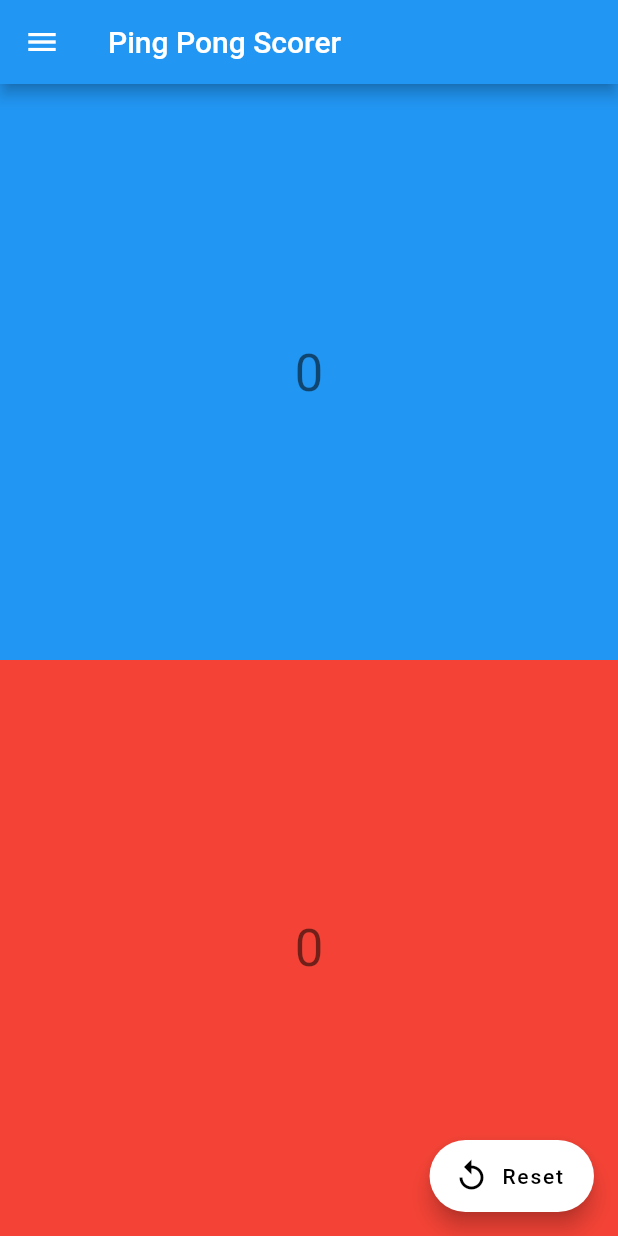
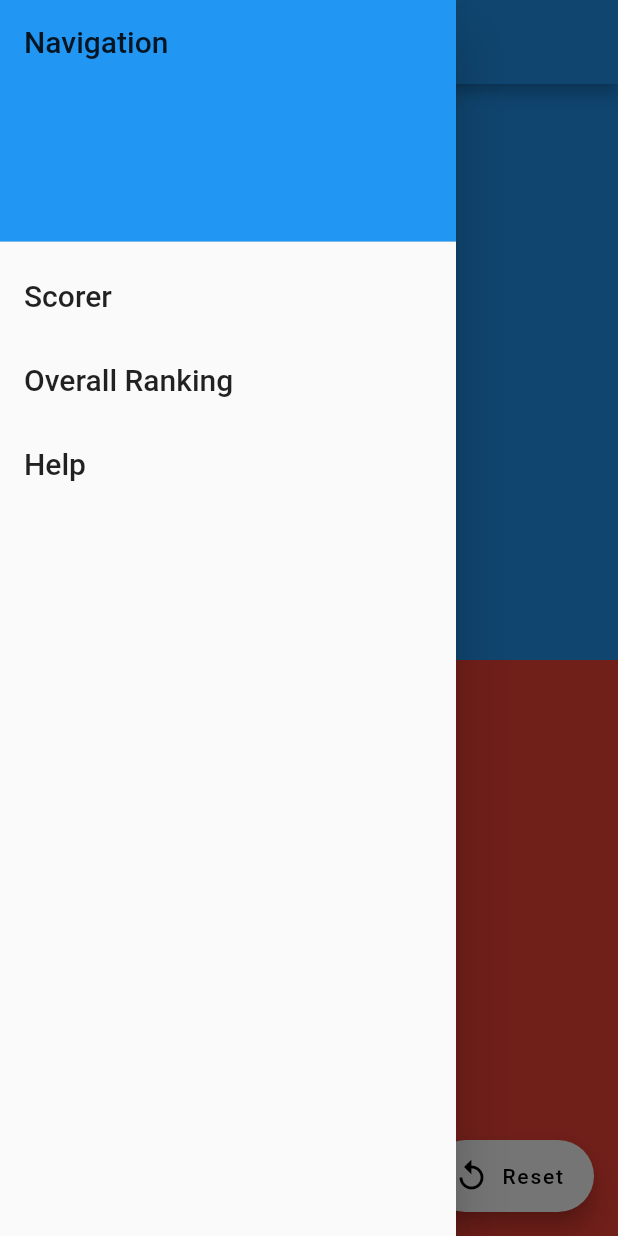
Before and after one commit to LouisWhite15/PingPongScorer, a Flutter app: the screen it shows after launch, in the side drawer, after a tap on "Scorer", on a phone screen of 412 x 824 dp. Run offline on Flutter 3.47's test engine with Material 2 defaults, Android fonts, the phone set to English and light mode, and no system bars.

Commit message:
Moved drawer to its own class for re-use

```diff
--- /dev/null
+++ b/lib/drawer.dart
@@ -0,0 +1,54 @@
+import 'package:flutter/widgets.dart';
+import 'package:flutter/material.dart';
+import 'package:PingPongScorer/help.dart';
+import 'package:PingPongScorer/scorer.dart';
+
+class CustomDrawer extends StatelessWidget
+{
+  @override
+  Widget build(BuildContext context)
+  {
+    return Drawer(
+        child: ListView(
+          padding: EdgeInsets.zero,
+          children: <Widget>[
+            DrawerHeader(
+              child: Text("Navigation",
+                style: Theme.of(context).textTheme.title,
+              ),
+              decoration: BoxDecoration(
+                color: Theme.of(context).accentColor
+              ),
+            ),
+            ListTile(
+              title: Text("Scorer",
+                style: Theme.of(context).textTheme.title
+                ),
+              onTap: () {
+                Navigator.push(context, MaterialPageRoute(builder: (context) => PingPongScorer()));
+                Navigator.pop(context);
+              }
+            ),
+            ListTile(
+              title: Text("Overall Ranking",
+                style: Theme.of(context).textTheme.title
+              ),
+              onTap: () {
+                // Navigate to new page
+                Navigator.pop(context);
+              }
+            ),
+            ListTile(
+              title: Text("Help",
+                style: Theme.of(context).textTheme.title
+              ),
+              onTap: () {
+                Navigator.push(context, MaterialPageRoute(builder: (context) => HelpPage()));
+                Navigator.pop(context);
+              }
+            ),
+          ],
+        )
+      );
+  }
+}
--- a/lib/main.dart
+++ b/lib/main.dart
@@ -9,7 +9,7 @@ class PingPongScorerMain extends StatelessWidget {
     return MaterialApp(
       title: 'Ping Pong Scorer',
       theme: ThemeData(
-        primarySwatch: Colors.blue,
+        accentColor: Colors.blue
       ),
       home: PingPongScorer(title: 'Ping Pong Scorer Home Page'),
     );
--- a/lib/scorer.dart
+++ b/lib/scorer.dart
@@ -1,5 +1,6 @@
 import 'package:flutter/material.dart';
 import 'package:flutter/rendering.dart';
+import 'package:PingPongScorer/drawer.dart';
 
 class PingPongScorer extends StatefulWidget {
   PingPongScorer({Key key, this.title}) : super(key: key);
@@ -61,33 +62,7 @@ class _PingPongScorerState extends State<PingPongScorer>
     return Scaffold(
       appBar: AppBar(
         title: Text("Ping Pong Scorer")),
-      drawer: Drawer(
-        child: ListView(
-          padding: EdgeInsets.zero,
-          children: <Widget>[
-            DrawerHeader(
-              child: Text("Navigation"),
-              decoration: BoxDecoration(
-                color: Colors.blue
-              ),
-            ),
-            ListTile(
-              title: Text("Scorer"),
-              onTap: () {
-                // Navigate to home
-                Navigator.pop(context);
-              }
-            ),
-            ListTile(
-              title: Text("Overall Ranking"),
-              onTap: () {
-                // Navigate to new page
-                Navigator.pop(context);
-              }
-            ),
-          ],
-        )
-      ),
+      drawer: CustomDrawer(),
       body: Column(
         children: [
           Expanded(
@@ -99,7 +74,8 @@ class _PingPongScorerState extends State<PingPongScorer>
                   children: <Widget>[
                     RotatedBox(
                       quarterTurns: 2,
-                      child: Text('$_teamOneCounter',
+                      child:
+                      Text('$_teamOneCounter',
                         style: Theme.of(context).textTheme.display1,
                       ),
                     ),
@@ -118,7 +94,7 @@ class _PingPongScorerState extends State<PingPongScorer>
                   mainAxisAlignment: MainAxisAlignment.center,
                   children: <Widget>[
                     Text('$_teamTwoCounter',
-                    style: Theme.of(context).textTheme.display1
+                      style: Theme.of(context).textTheme.display1
                     )
                   ],
                 )
```
Also changed, not shown: lib/help.dart (added, +15 -0 lines).
